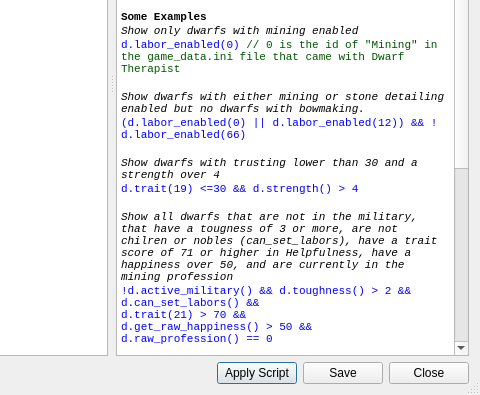
The window that ui/scriptdialog.ui (Dwarf-Therapist/Dwarf-Therapist) describes before a commit, drawn with Qt 5; both pictures show x 257 to 737 and y 201 to 596 of the 737 by 596 pixel window.
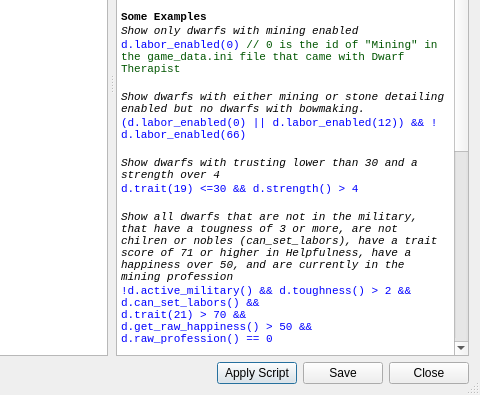
The same window after the commit. Icons and pictures are not drawn.

Patch:
```diff
--- a/ui/scriptdialog.ui
+++ b/ui/scriptdialog.ui
@@ -79,6 +79,9 @@
 &lt;p style=&quot; margin-top:0px; margin-bottom:0px; margin-left:0px; margin-right:0px; -qt-block-indent:0; text-indent:0px;&quot;&gt;&lt;span style=&quot; font-family:'MS Shell Dlg 2'; font-size:8pt; color:#aa0000;&quot;&gt;int&lt;/span&gt;&lt;span style=&quot; font-family:'MS Shell Dlg 2'; font-size:8pt;&quot;&gt; &lt;/span&gt;&lt;span style=&quot; font-family:'MS Shell Dlg 2'; font-size:8pt; font-weight:600;&quot;&gt;strength&lt;/span&gt;&lt;span style=&quot; font-family:'MS Shell Dlg 2'; font-size:8pt;&quot;&gt;()&lt;/span&gt;&lt;/p&gt;
 &lt;p style=&quot; margin-top:0px; margin-bottom:0px; margin-left:0px; margin-right:0px; -qt-block-indent:0; text-indent:0px;&quot;&gt;&lt;span style=&quot; font-family:'MS Shell Dlg 2'; font-size:8pt; color:#aa0000;&quot;&gt;int&lt;/span&gt;&lt;span style=&quot; font-family:'MS Shell Dlg 2'; font-size:8pt;&quot;&gt; &lt;/span&gt;&lt;span style=&quot; font-family:'MS Shell Dlg 2'; font-size:8pt; font-weight:600;&quot;&gt;agility&lt;/span&gt;&lt;span style=&quot; font-family:'MS Shell Dlg 2'; font-size:8pt;&quot;&gt;()&lt;/span&gt;&lt;/p&gt;
 &lt;p style=&quot; margin-top:0px; margin-bottom:0px; margin-left:0px; margin-right:0px; -qt-block-indent:0; text-indent:0px;&quot;&gt;&lt;span style=&quot; font-family:'MS Shell Dlg 2'; font-size:8pt; color:#aa0000;&quot;&gt;int&lt;/span&gt;&lt;span style=&quot; font-family:'MS Shell Dlg 2'; font-size:8pt;&quot;&gt; &lt;/span&gt;&lt;span style=&quot; font-family:'MS Shell Dlg 2'; font-size:8pt; font-weight:600;&quot;&gt;toughness&lt;/span&gt;&lt;span style=&quot; font-family:'MS Shell Dlg 2'; font-size:8pt;&quot;&gt;()&lt;/span&gt;&lt;/p&gt;
+&lt;p style=&quot; margin-top:0px; margin-bottom:0px; margin-left:0px; margin-right:0px; -qt-block-indent:0; text-indent:0px;&quot;&gt;&lt;span style=&quot; font-family:'MS Shell Dlg 2'; font-size:8pt; color:#aa0000;&quot;&gt;int&lt;/span&gt;&lt;span style=&quot; font-family:'MS Shell Dlg 2'; font-size:8pt;&quot;&gt; &lt;/span&gt;&lt;span style=&quot; font-family:'MS Shell Dlg 2'; font-size:8pt; font-weight:600;&quot;&gt;endurance&lt;/span&gt;&lt;span style=&quot; font-family:'MS Shell Dlg 2'; font-size:8pt;&quot;&gt;()&lt;/span&gt;&lt;/p&gt;
+&lt;p style=&quot; margin-top:0px; margin-bottom:0px; margin-left:0px; margin-right:0px; -qt-block-indent:0; text-indent:0px;&quot;&gt;&lt;span style=&quot; font-family:'MS Shell Dlg 2'; font-size:8pt; color:#aa0000;&quot;&gt;int&lt;/span&gt;&lt;span style=&quot; font-family:'MS Shell Dlg 2'; font-size:8pt;&quot;&gt; &lt;/span&gt;&lt;span style=&quot; font-family:'MS Shell Dlg 2'; font-size:8pt; font-weight:600;&quot;&gt;recuperation&lt;/span&gt;&lt;span style=&quot; font-family:'MS Shell Dlg 2'; font-size:8pt;&quot;&gt;()&lt;/span&gt;&lt;/p&gt;
+&lt;p style=&quot; margin-top:0px; margin-bottom:0px; margin-left:0px; margin-right:0px; -qt-block-indent:0; text-indent:0px;&quot;&gt;&lt;span style=&quot; font-family:'MS Shell Dlg 2'; font-size:8pt; color:#aa0000;&quot;&gt;int&lt;/span&gt;&lt;span style=&quot; font-family:'MS Shell Dlg 2'; font-size:8pt;&quot;&gt; &lt;/span&gt;&lt;span style=&quot; font-family:'MS Shell Dlg 2'; font-size:8pt; font-weight:600;&quot;&gt;disease_resistance&lt;/span&gt;&lt;span style=&quot; font-family:'MS Shell Dlg 2'; font-size:8pt;&quot;&gt;()&lt;/span&gt;&lt;/p&gt;
 &lt;p style=&quot; margin-top:0px; margin-bottom:0px; margin-left:0px; margin-right:0px; -qt-block-indent:0; text-indent:0px;&quot;&gt;&lt;span style=&quot; font-family:'MS Shell Dlg 2'; font-size:8pt; color:#aa0000;&quot;&gt;bool&lt;/span&gt;&lt;span style=&quot; font-family:'MS Shell Dlg 2'; font-size:8pt;&quot;&gt; &lt;/span&gt;&lt;span style=&quot; font-family:'MS Shell Dlg 2'; font-size:8pt; font-weight:600;&quot;&gt;active_military&lt;/span&gt;&lt;span style=&quot; font-family:'MS Shell Dlg 2'; font-size:8pt;&quot;&gt;()&lt;/span&gt;&lt;/p&gt;
 &lt;p style=&quot; margin-top:0px; margin-bottom:0px; margin-left:0px; margin-right:0px; -qt-block-indent:0; text-indent:0px;&quot;&gt;&lt;span style=&quot; font-family:'MS Shell Dlg 2'; font-size:8pt; color:#aa0000;&quot;&gt;bool&lt;/span&gt;&lt;span style=&quot; font-family:'MS Shell Dlg 2'; font-size:8pt;&quot;&gt; &lt;/span&gt;&lt;span style=&quot; font-family:'MS Shell Dlg 2'; font-size:8pt; font-weight:600;&quot;&gt;can_set_labors&lt;/span&gt;&lt;span style=&quot; font-family:'MS Shell Dlg 2'; font-size:8pt;&quot;&gt;()&lt;/span&gt;&lt;/p&gt;
 &lt;p style=&quot; margin-top:0px; margin-bottom:0px; margin-left:0px; margin-right:0px; -qt-block-indent:0; text-indent:0px;&quot;&gt;&lt;span style=&quot; font-family:'MS Shell Dlg 2'; font-size:8pt; color:#aa0000;&quot;&gt;bool&lt;/span&gt;&lt;span style=&quot; font-family:'MS Shell Dlg 2'; font-size:8pt;&quot;&gt; &lt;/span&gt;&lt;span style=&quot; font-family:'MS Shell Dlg 2'; font-size:8pt; font-weight:600;&quot;&gt;labor_enabled&lt;/span&gt;&lt;span style=&quot; font-family:'MS Shell Dlg 2'; font-size:8pt;&quot;&gt;(&lt;/span&gt;&lt;span style=&quot; font-family:'MS Shell Dlg 2'; font-size:8pt; color:#aa0000;&quot;&gt;int&lt;/span&gt;&lt;span style=&quot; font-family:'MS Shell Dlg 2'; font-size:8pt;&quot;&gt; &lt;/span&gt;&lt;span style=&quot; font-family:'MS Shell Dlg 2'; font-size:8pt; color:#0000ff;&quot;&gt;labor_id&lt;/span&gt;&lt;span style=&quot; font-family:'MS Shell Dlg 2'; font-size:8pt;&quot;&gt;)&lt;/span&gt;&lt;/p&gt;
```
